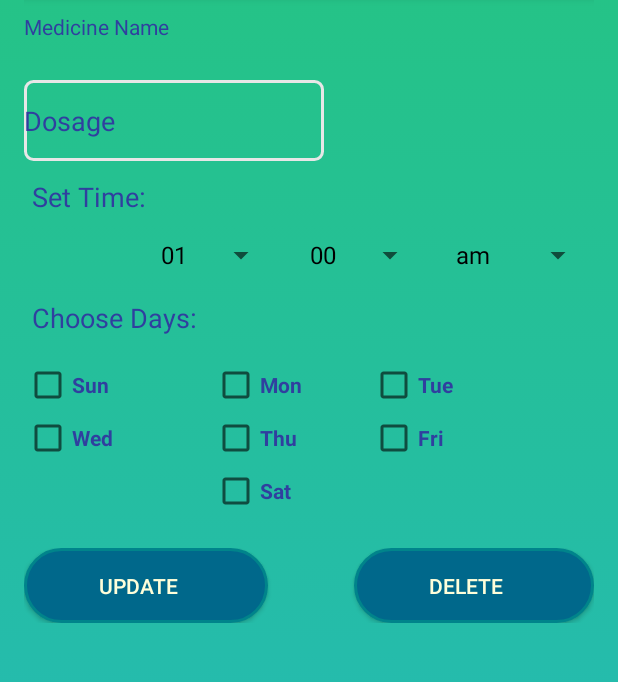
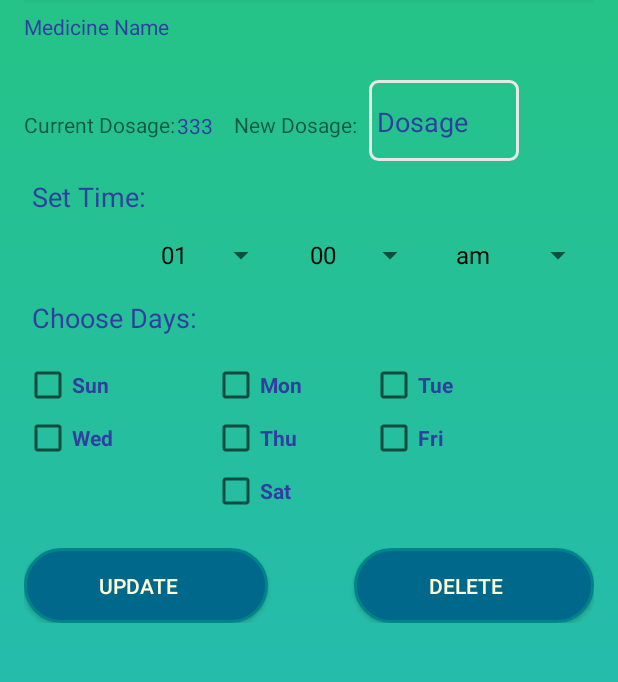
Before and after one commit to pareshkasare/ASE_Project, an Android app: the UpdateActivity screen opened directly, with no data from a screen before it, on a phone screen of 412 x 824 dp, the part 111-793 px from its top. Run offline under Robolectric (Android 15) with nearby library versions, the phone set to English and light mode, and no system bars; 4 statements that could not run were skipped.

Commit message:
ui changes

```diff
--- a/Source/MARS/app/src/main/java/com/example/ved/MARS/AddActivity.java
+++ b/Source/MARS/app/src/main/java/com/example/ved/MARS/AddActivity.java
@@ -82,6 +82,9 @@ public class AddActivity extends AppCompatActivity implements TextWatcher {
             textView.requestFocus();
         } else if (TextUtils.isEmpty(Dosage)) {
             dosage.setError(getString(R.string.error_field_required));
+            dosage.requestFocus();
+        }else if(Integer.parseInt(dosage.getText().toString()) > 365){
+            dosage.setError(getString(R.string.value_greater_365));
             dosage.requestFocus();
         }else if(!sun.isChecked() && !mon.isChecked() && !tue.isChecked() && !wed.isChecked() &&
                 !thu.isChecked() && !fri.isChecked() && !sat.isChecked() ) {
--- a/Source/MARS/app/src/main/res/layout/activity_update.xml
+++ b/Source/MARS/app/src/main/res/layout/activity_update.xml
@@ -45,19 +45,55 @@
                 android:textColor="@color/colorPrimaryDark"
                 android:textColorHint="@color/colorPrimaryDark"
                 android:textColorLink="@color/colorPrimaryDark" />
+<RelativeLayout
+    android:layout_width="match_parent"
+    android:layout_height="match_parent">
+    <TextView
+        android:layout_width="200dp"
+        android:layout_height="match_parent"
+        android:text="Current Dosage: "
+        android:id="@+id/textView3"
+        android:paddingTop="20dp"
+        android:layout_alignParentStart="true" />
+    <TextView
+        android:id="@+id/curDosage"
+        android:layout_width="50dp"
+        android:layout_height="55dp"
+        android:paddingBottom="10dp"
+        android:text="333"
+        android:paddingTop="22dp"
+        android:layout_marginLeft="120dp"
+        android:textColor="@color/colorPrimaryDark"
+        android:textColorHint="@color/colorPrimaryDark"
+        android:textColorLink="@color/colorPrimaryDark"
+        android:layout_alignBottom="@+id/dosage"
+        android:layout_alignEnd="@+id/textView3"
+        android:layout_marginEnd="48dp" />
+    <TextView
+        android:layout_width="200dp"
+        android:layout_height="match_parent"
+        android:layout_marginLeft="140dp"
+        android:paddingTop="20dp"
+
+        android:text="New Dosage: "
+        android:id="@+id/textView" />
 
     <EditText
         android:hint="Dosage"
         android:textColorHint="@color/colorPrimaryDark"
         android:id="@+id/dosage"
-                android:layout_width="200dp"
-                android:paddingTop="10dp"
+        android:layout_width="100dp"
+        android:paddingTop="12dp"
+        android:paddingLeft="5dp"
         android:paddingBottom="10dp"
         android:layout_height="54dp"
+        android:layout_marginLeft="230dp"
+
         android:inputType="number"
         android:textColor="@color/colorPrimaryDark"
         android:textColorLink="@color/colorPrimaryDark"
         android:background="@drawable/round_corner"/>
+</RelativeLayout>
 
             <TextView
                 android:text="Set Time: "
--- a/Source/MARS/app/src/main/res/layout/customlist.xml
+++ b/Source/MARS/app/src/main/res/layout/customlist.xml
@@ -17,6 +17,6 @@
         android:layout_width="wrap_content"
         android:layout_height="wrap_content"
         android:textColor="@color/colorPrimaryDark"
-        android:textSize="14sp"
+        android:textSize="15sp"
         android:paddingTop="5dp"/>
 </LinearLayout>
--- a/Source/MARS/app/src/main/res/values/strings.xml
+++ b/Source/MARS/app/src/main/res/values/strings.xml
@@ -17,6 +17,7 @@
     <string name="error_invalid_URL">Please provide valid URL</string>
     <string name="error_registration_req">Please register before login</string>
     <string name="error_field_required">This field is required</string>
+    <string name="value_greater_365">This should be less than 366</string>
     <string name="permission_rationale">"Contacts permissions are needed for providing email
         completions."
     </string>
```
Lines whose indentation alone changed are shown as unchanged.
